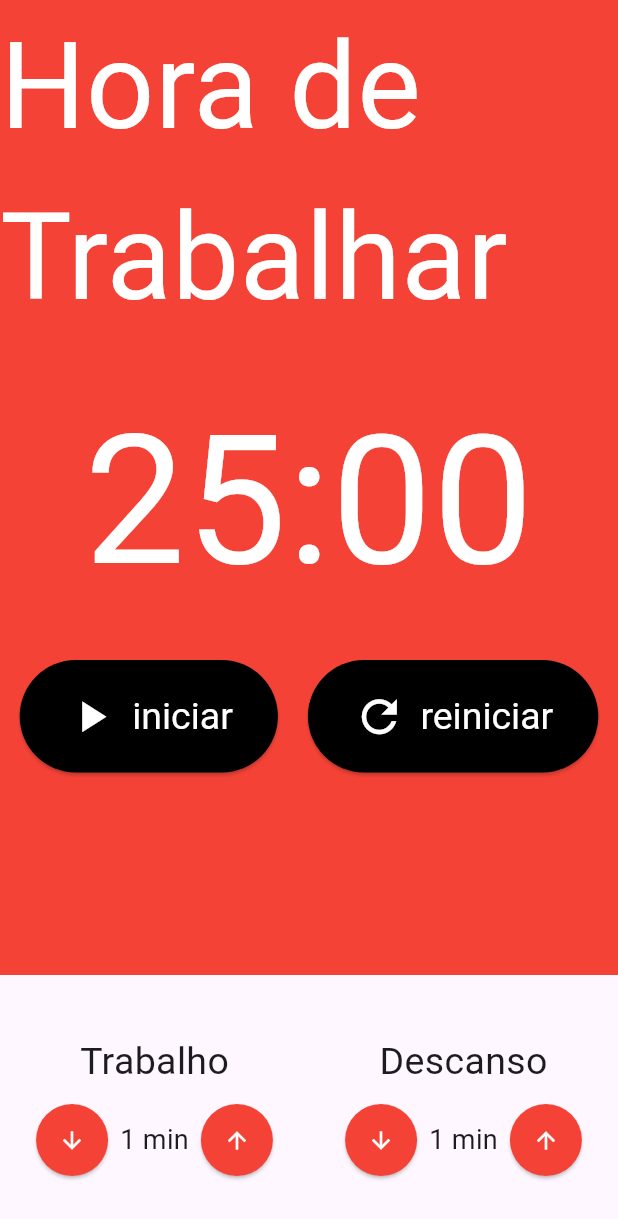
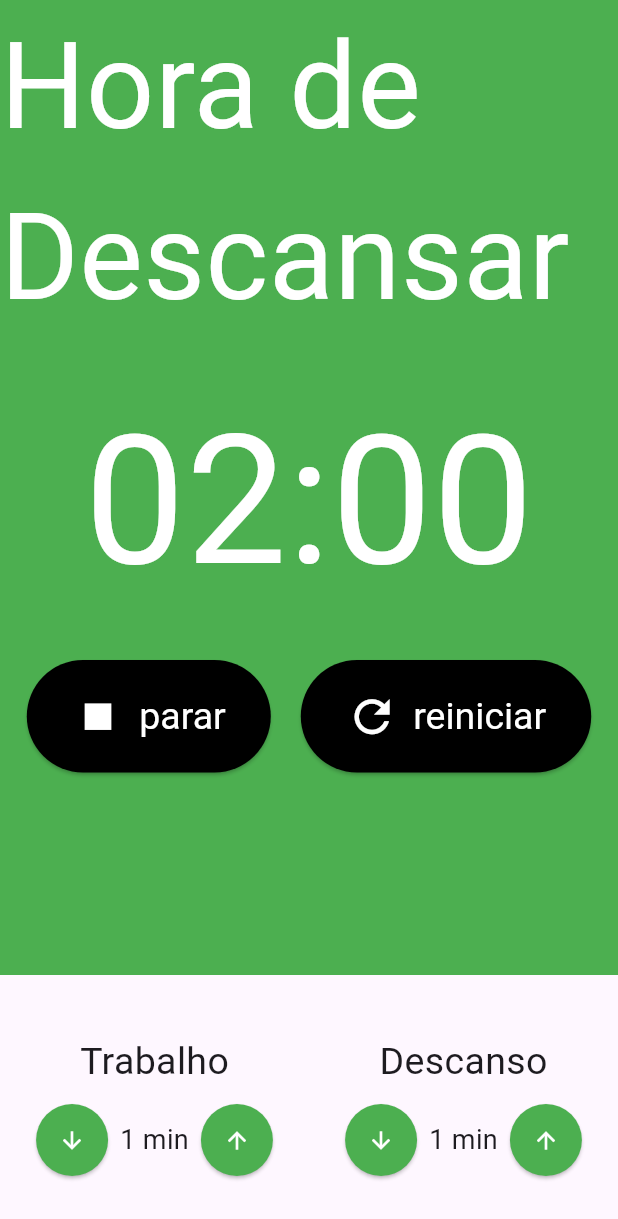
Before and after one commit to msbzz/pomodoro, a Flutter app: the screen it shows after launch, after a tap on "iniciar", on a phone screen of 412 x 824 dp. Shown: the top 1219 px of the screen. Run offline on Flutter 3.47's test engine with Material 3 defaults, Android fonts, the phone set to English and light mode, and no system bars; our stand-ins replace flutter_mobx, mobx; generated files the repository leaves out were written again.

Commit message:
aplicação do store / conceitos de observer e action para mudança de cor dos botões, fundo e mudança de estados

```diff
--- a/lib/compoments/cronometro.dart
+++ b/lib/compoments/cronometro.dart
@@ -1,28 +1,34 @@
 import 'package:flutter/material.dart';
 //import 'package:flutter/widgets.dart';
 import 'package:pomodoro/compoments/cronometro_botao.dart';
+import 'package:pomodoro/store/pomodoro.store.dart';
+import 'package:provider/provider.dart';
+import 'package:flutter_mobx/flutter_mobx.dart';
 
 class Cronometro extends StatelessWidget {
   const Cronometro({super.key});
 
   @override
   Widget build(BuildContext context) {
+
+    final store = Provider.of<PomodoroStore>(context);
+
     return Container(
-        color: Colors.red,
+        color:store.estaTrabalhando()? Colors.red: Colors.green,
         child: SingleChildScrollView(
           child: Column(
             mainAxisAlignment: MainAxisAlignment.center,
             crossAxisAlignment: CrossAxisAlignment.center,
             children: [
               Text(
-                'Hora de Trabalhar',
+                store.estaTrabalhando()?'Hora de Trabalhar':'Hora de Descansar',
                 style: TextStyle(fontSize: 80, color: Colors.white),
               ),
               SizedBox(
                 height: 20,
               ),
               Text(
-                '25:00',
+                '${store.minutos.toString().padLeft(2,'0')}:${store.segundos.toString().padLeft(2,'0')}',
                 style: TextStyle(
                   fontSize: 120,
                   color: Colors.white,
@@ -31,31 +37,38 @@ class Cronometro extends StatelessWidget {
               SizedBox(
                 height: 20,
               ),
-              Row(
+              Observer(builder:(_)=> Row(
                 mainAxisAlignment: MainAxisAlignment.center,
                 children: [
+                  if(!store.iniciado)
                     Padding(
                       padding: EdgeInsets.only(right: 10),
                       child: CronometroBotao(
                         texto: 'iniciar',
                         icone: Icons.play_arrow,
+                        click: store.iniciar,
                       ),
                     ),
-                  // Padding(
-                  //   padding: EdgeInsets.only(right: 10),
-                  //   child: CronometroBotao(
-                  //     texto: 'parar',
-                  //     icone: Icons.stop,
-                  //   ),
-                  // ),
+
+                  if(store.iniciado)
+                    Padding(
+                      padding: EdgeInsets.only(right: 10),
+                      child: CronometroBotao(
+                        texto: 'parar',
+                        icone: Icons.stop,
+                        click: store.parar,
+                      ),
+                    ),
                   Padding(
                     padding: EdgeInsets.only(left:10),
                     child: CronometroBotao(
                       texto: 'reiniciar',
                       icone: Icons.refresh,
+                      click: store.reiniciar,
                     ),
                   ),
                 ],
+              )
               )
             ],
           ),
--- a/lib/compoments/cronometro_botao.dart
+++ b/lib/compoments/cronometro_botao.dart
@@ -1,20 +1,29 @@
 import 'package:flutter/material.dart';
+
 
 class CronometroBotao extends StatelessWidget {
   final String texto;
   final IconData icone;
-  const CronometroBotao({Key? key, required this.texto, required this.icone})
+  final void Function()? click;
+
+  const CronometroBotao({
+    Key? key,
+    required this.texto,
+    required this.icone,
+    required this.click})
       : super(key: key);
 
   @override
   Widget build(BuildContext context) {
+
+
     return ElevatedButton(
         style: ElevatedButton.styleFrom(
             backgroundColor: Colors.black,
             foregroundColor: Colors.white,
             padding: EdgeInsets.symmetric(horizontal: 30, vertical: 20),
             textStyle: TextStyle(fontSize:25, )),
-        onPressed: () {},
+        onPressed: this.click,
         child: Row(
           children: [Padding(
             padding: const EdgeInsets.only(right: 10),
--- a/lib/compoments/entrada_tempo.dart
+++ b/lib/compoments/entrada_tempo.dart
@@ -1,5 +1,7 @@
 import 'package:flutter/material.dart';
 import 'package:flutter/widgets.dart';
+import 'package:pomodoro/store/pomodoro.store.dart';
+import 'package:provider/provider.dart';
 
 class EntradaTempo extends StatelessWidget {
   final String titulo;
@@ -19,6 +21,9 @@ class EntradaTempo extends StatelessWidget {
 
   @override
   Widget build(BuildContext context) {
+
+    final store = Provider.of<PomodoroStore>(context);
+
     return Column(
       crossAxisAlignment:CrossAxisAlignment.center ,
       children: [
@@ -30,7 +35,7 @@ class EntradaTempo extends StatelessWidget {
             ElevatedButton(
                 onPressed: this.dec,
                 style: ElevatedButton.styleFrom(
-                  backgroundColor: Colors.red,
+                  backgroundColor: store.estaTrabalhando()? Colors.red: Colors.green,
                   shape: CircleBorder(),
                   padding: EdgeInsets.all(15),
                 ),
@@ -42,7 +47,7 @@ class EntradaTempo extends StatelessWidget {
             ElevatedButton(
                 onPressed: this.inc,
                 style: ElevatedButton.styleFrom(
-                  backgroundColor: Colors.red,
+                  backgroundColor: store.estaTrabalhando()? Colors.red: Colors.green,
                   shape: CircleBorder(),
                   padding: EdgeInsets.all(15),
                 ),
```
Also changed, not shown: lib/store/pomodoro.store.dart (+37 -0 lines), lib/store/pomodoro.store.g.dart. Lines whose indentation alone changed are shown as unchanged.
